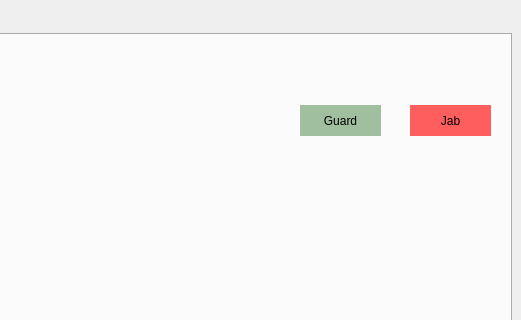
First picture: the form in mainwindow.ui, repository Za012/MMA-Posture, before the edit; both pictures show x 401 to 922 and y 0 to 320 of the 922 by 581 pixel window.
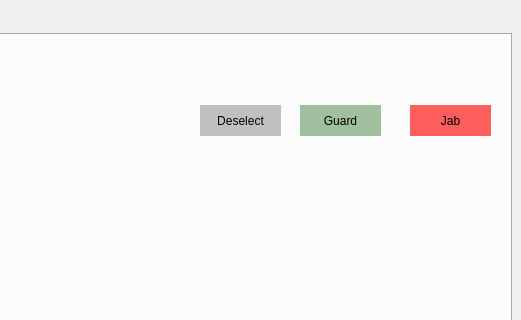
Second picture: the form after the edit.

Commit message: QoL Fixes - Ability to Deselect and clears the labeler when needed

What changed in the file:
```diff
--- a/mainwindow.ui
+++ b/mainwindow.ui
@@ -311,6 +311,22 @@
          <string>Generate dataset from selected frames</string>
         </property>
        </widget>
+       <widget class="QPushButton" name="btnDeselect">
+        <property name="geometry">
+         <rect>
+          <x>590</x>
+          <y>70</y>
+          <width>81</width>
+          <height>31</height>
+         </rect>
+        </property>
+        <property name="styleSheet">
+         <string notr="true">background-color: rgba(0, 0, 0, 60); border: none;</string>
+        </property>
+        <property name="text">
+         <string>Deselect</string>
+        </property>
+       </widget>
       </widget>
       <widget class="QWidget" name="teach">
        <attribute name="title">
```
The commit also changes 3 other files.
